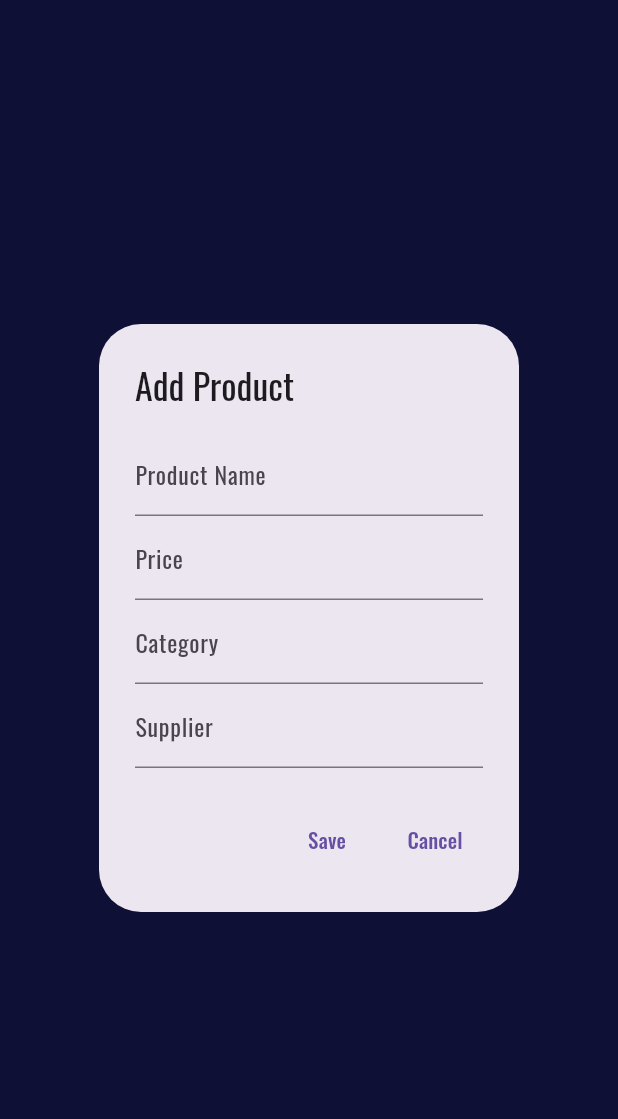
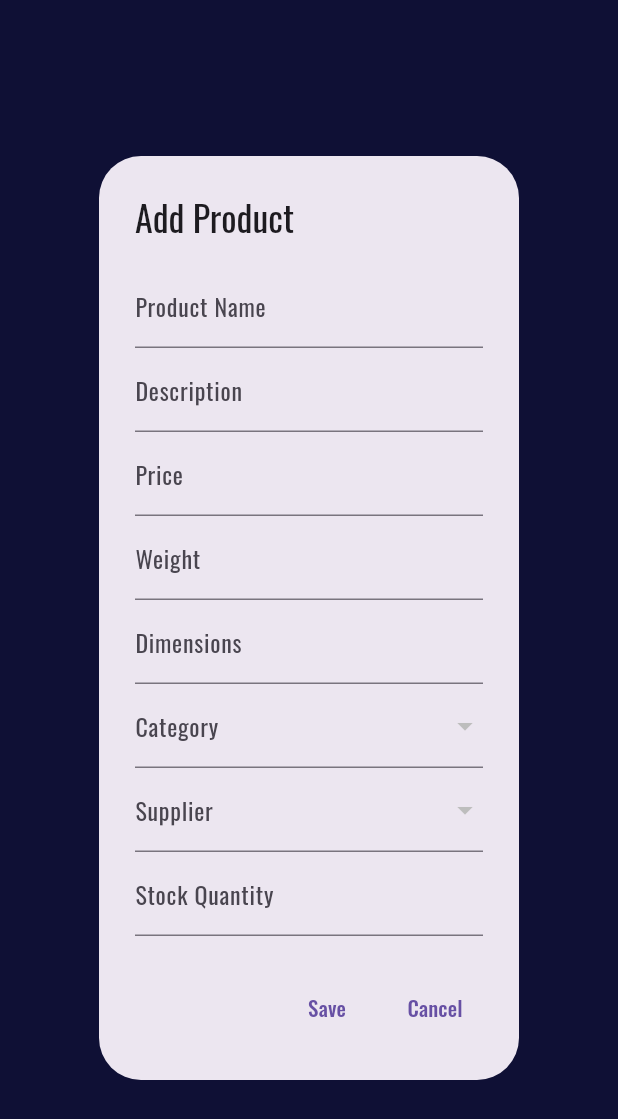
Before and after one commit to getc21/EuniceApp, a Flutter app: the screen it shows after launch, after a tap on the "add" icon, on a phone screen of 412 x 824 dp. Shown: the top 1119 px of the screen. Run offline on Flutter 3.47's test engine with Material 3 defaults, Android fonts, the phone set to English and light mode, and no system bars; our stand-ins replace form_builder_validators, gap, get, google_fonts, sqflite; accounts and stored records are empty.

Commit message:
Listando json de product category y supplier

```diff
--- a/lib/database/db_provider.dart
+++ b/lib/database/db_provider.dart
@@ -42,9 +42,9 @@ class DBProvider {
         price REAL NOT NULL,
         weight REAL,
         dimensions TEXT,
-        category_id INTEGER,
-        supplier_id INTEGER,
-        stock_quantity INTEGER NOT NULL DEFAULT 0
+        category_id INTEGER NOT NULL,
+        supplier_id INTEGER NOT NULL,
+        stock_quantity INTEGER NOT NULL
       );
     ''');
     log('Tabla "products" creada con éxito.', name: 'DBProvider');
@@ -166,6 +166,19 @@ class DBProvider {
         'suppliers', supplier.toMap()); // Cambiado a 'suppliers'
   }
 
+
+  Future<List<Category>> getCategories() async {
+    final db = await database;
+    final res = await db.query('categories');
+    return res.isNotEmpty ? res.map((c) => Category.fromMap(c)).toList() : [];
+  }
+
+  Future<List<Supplier>> getSuppliers() async {
+    final db = await database;
+    final res = await db.query('suppliers');
+    return res.isNotEmpty ? res.map((s) => Supplier.fromMap(s)).toList() : [];
+  }
+
   Future<void> closeDB() async {
     final db = await database;
     db.close();
--- a/lib/model/category.dart
+++ b/lib/model/category.dart
@@ -20,4 +20,9 @@ class Category {
       description: map['description'],
     );
   }
+
+  @override
+  String toString() {
+    return 'Category{id: $id, name: $name, description: $description}';
+  }
 }
--- a/lib/model/product.dart
+++ b/lib/model/product.dart
@@ -3,7 +3,7 @@ class Product {
   String name;
   String? description;
   double price;
-  double? weight;
+  double weight;
   String? dimensions;
   int? categoryId;
   int? supplierId;
@@ -14,8 +14,8 @@ class Product {
     required this.name,
     this.description,
     required this.price,
-    this.weight,
-    this.dimensions,
+    this.weight = 0.0, // Valor por defecto
+    this.dimensions = '', // Valor por defecto
     this.categoryId,
     this.supplierId,
     this.stockQuantity = 0,
@@ -48,4 +48,9 @@ class Product {
       stockQuantity: map['stock_quantity'],
     );
   }
+
+  @override
+  String toString() {
+    return 'Product{id: $id, name: $name, description: $description, price: $price, weight: $weight, dimensions: $dimensions, categoryId: $categoryId, supplierId: $supplierId, stockQuantity: $stockQuantity}';
+  }
 }
--- a/lib/pages/category/add_category.dart
+++ b/lib/pages/category/add_category.dart
@@ -1,6 +1,8 @@
 import 'package:eunice_app/database/db_provider.dart';
+import 'package:eunice_app/pages/home_page.dart';
 import 'package:flutter/material.dart';
 import 'package:eunice_app/model/category.dart';
+import 'package:get/get.dart';
 
 class AddCategory extends StatelessWidget {
   final GlobalKey<FormState> formKey = GlobalKey<FormState>();
@@ -27,9 +29,8 @@ class AddCategory extends StatelessWidget {
             TextFormField(
               controller: _descriptionController,
               decoration: InputDecoration(labelText: 'Description'),
-              validator: (value) => value?.isEmpty ?? true
-                  ? 'Description is required'
-                  : null,
+              validator: (value) =>
+                  value?.isEmpty ?? true ? 'Description is required' : null,
             ),
           ],
         ),
@@ -46,7 +47,7 @@ class AddCategory extends StatelessWidget {
               // Guardar en la base de datos local
               await DBProvider().insertCategory(newCategory);
 
-              Navigator.of(context).pop();
+              Get.to(HomePage());
             }
           },
           child: Text('Save'),
--- a/lib/pages/home_page.dart
+++ b/lib/pages/home_page.dart
@@ -33,25 +33,18 @@ class HomePageState extends State<HomePage>
   void initState() {
     super.initState();
     _tabController = TabController(length: 4, vsync: this);
-
-    // Asegúrate de que la base de datos esté creada
-    DBProvider().database.then((db) {
-      print("Base de datos inicializada");
-      _openDatabase();
-    });
+    _initializeDatabase();
   }
 
   // Abre la base de datos SQLite
-  _openDatabase() async {
-    _database = await openDatabase('app_database.db', version: 1,
-        onCreate: (db, version) {
-      // Crear tablas aquí si es necesario
-    });
+  Future<void> _initializeDatabase() async {
+    _database = await DBProvider().database;
     await _fetchData();
   }
 
   // Fetch datos de la base de datos
- _fetchData() async {
+  Future<void> _fetchData() async {
+    try {
       print("Fetching data...");
 
       var productsList = await _database.query('products');
@@ -68,12 +61,16 @@ class HomePageState extends State<HomePage>
 
       setState(() {
         _products = productsList.map((item) => Product.fromMap(item)).toList();
-    _categories = categoriesList.map((item) => Category.fromMap(item)).toList();
-    _suppliers = suppliersList.map((item) => Supplier.fromMap(item)).toList();
+        _categories =
+            categoriesList.map((item) => Category.fromMap(item)).toList();
+        _suppliers =
+            suppliersList.map((item) => Supplier.fromMap(item)).toList();
         _orders = ordersList.map((item) => Order.fromMap(item)).toList();
       });
+    } catch (e) {
+      print("Error fetching data: $e");
     }
-
+  }
 
   // Crear un ListView para cada entidad
   Widget _buildListView(List items, String entityName) {
@@ -83,7 +80,8 @@ class HomePageState extends State<HomePage>
       itemBuilder: (context, index) {
         var item = items[index];
         return ListTile(
-        title: Text(item.toString()),  // Aquí se usará toString() para mostrar la información del objeto
+          title: Text(item
+              .toString()), // Aquí se usará toString() para mostrar la información del objeto
           onTap: () {
             // Acción al seleccionar el elemento (por ejemplo, editar)
             _editEntity(entityName);
--- a/lib/pages/product/add_product.dart
+++ b/lib/pages/product/add_product.dart
@@ -1,21 +1,56 @@
 import 'package:eunice_app/database/db_provider.dart';
+import 'package:eunice_app/model/category.dart';
+import 'package:eunice_app/model/supplier.dart';
+import 'package:eunice_app/pages/home_page.dart';
 import 'package:flutter/material.dart';
 import 'package:eunice_app/model/product.dart';
+import 'package:get/get.dart';
 
-class AddProduct extends StatelessWidget {
+class AddProduct extends StatefulWidget {
+  @override
+  _AddProductState createState() => _AddProductState();
+}
+
+class _AddProductState extends State<AddProduct> {
   final GlobalKey<FormState> formKey = GlobalKey<FormState>();
-  final TextEditingController _nameController = TextEditingController();
-  final TextEditingController _priceController = TextEditingController();
-  final TextEditingController _categoryController = TextEditingController();
-  final TextEditingController _supplierController = TextEditingController();
+  final _nameController = TextEditingController();
+  final _descriptionController = TextEditingController();
+  final _priceController = TextEditingController();
+  final _weightController = TextEditingController();
+  final _dimensionsController = TextEditingController();
+  final _stockQuantityController = TextEditingController();
+  Category? _selectedCategory;
+  Supplier? _selectedSupplier;
+  List<Category> _categories = [];
+  List<Supplier> _suppliers = [];
 
-  AddProduct({super.key});
+  @override
+  void initState() {
+    super.initState();
+    _loadCategories();
+    _loadSuppliers();
+  }
+
+  Future<void> _loadCategories() async {
+    final categories = await DBProvider().getCategories();
+    setState(() {
+      _categories = categories;
+    });
+  }
+
+  Future<void> _loadSuppliers() async {
+    final suppliers = await DBProvider().getSuppliers();
+    setState(() {
+      _suppliers = suppliers;
+    });
+  }
 
   @override
   Widget build(BuildContext context) {
     return AlertDialog(
       title: Text('Add Product'),
-      content: Form(
+      content: SingleChildScrollView(
+        child: Form(
         key: formKey,
         child: Column(
           mainAxisSize: MainAxisSize.min,
@@ -26,39 +61,88 @@ class AddProduct extends StatelessWidget {
               validator: (value) => value?.isEmpty ?? true ? 'Name is required' : null,
             ),
             TextFormField(
+              controller: _descriptionController,
+              decoration: InputDecoration(labelText: 'Description'),
+              validator: (value) => value?.isEmpty ?? true ? 'Description is required' : null,
+            ),
+            TextFormField(
               controller: _priceController,
               decoration: InputDecoration(labelText: 'Price'),
               keyboardType: TextInputType.number,
               validator: (value) => value?.isEmpty ?? true ? 'Price is required' : null,
             ),
             TextFormField(
-              controller: _categoryController,
-              decoration: InputDecoration(labelText: 'Category'),
-              validator: (value) => value?.isEmpty ?? true ? 'Category is required' : null,
+              controller: _weightController,
+              decoration: InputDecoration(labelText: 'Weight'),
+              keyboardType: TextInputType.number,
+              validator: (value) => value?.isEmpty ?? true ? 'Weight is required' : null,
             ),
             TextFormField(
-              controller: _supplierController,
+              controller: _dimensionsController,
+              decoration: InputDecoration(labelText: 'Dimensions'),
+              validator: (value) => value?.isEmpty ?? true ? 'Dimensions are required' : null,
+            ),
+            DropdownButtonFormField<Category>(
+              value: _selectedCategory,
+              decoration: InputDecoration(labelText: 'Category'),
+              items: _categories.map((category) {
+                return DropdownMenuItem<Category>(
+                  value: category,
+                  child: Text(category.name),
+                );
+              }).toList(),
+              onChanged: (value) {
+                setState(() {
+                  _selectedCategory = value;
+                });
+              },
+              validator: (value) => value == null ? 'Category is required' : null,
+            ),
+            DropdownButtonFormField<Supplier>(
+              value: _selectedSupplier,
               decoration: InputDecoration(labelText: 'Supplier'),
-              validator: (value) => value?.isEmpty ?? true ? 'Supplier is required' : null,
+              items: _suppliers.map((supplier) {
+                return DropdownMenuItem<Supplier>(
+                  value: supplier,
+                  child: Text(supplier.name),
+                );
+              }).toList(),
+              onChanged: (value) {
+                setState(() {
+                  _selectedSupplier = value;
+                });
+              },
+              validator: (value) => value == null ? 'Supplier is required' : null,
+            ),
+            TextFormField(
+              controller: _stockQuantityController,
+              decoration: InputDecoration(labelText: 'Stock Quantity'),
+              keyboardType: TextInputType.number,
+              validator: (value) => value?.isEmpty ?? true ? 'Stock Quantity is required' : null,
             ),
           ],
         ),
+      ),
       ),
       actions: [
         TextButton(
           onPressed: () async {
             if (formKey.currentState?.validate() ?? false) {
               final newProduct = Product(
-                name: _nameController.text,
-                price: double.parse(_priceController.text),
-                // categoryId: _categoryController.text,
-                // supplierId: _supplierController.text,
-              );
+              name: _nameController.text,
+              description: _descriptionController.text,
+              price: double.parse(_priceController.text),
+              weight: double.parse(_weightController.text),
+              dimensions: _dimensionsController.text,
+              categoryId: _selectedCategory?.id,
+              supplierId: _selectedSupplier?.id,
+              stockQuantity: int.parse(_stockQuantityController.text),
+            );
 
               // Guardar en la base de datos local
               await DBProvider().insertProduct(newProduct);
 
-              Navigator.of(context).pop(); // Cerrar el diálogo
+              Get.to(HomePage()); // Cerrar el diálogo
             }
           },
           child: Text('Save'),
--- a/lib/pages/supplier/add_supplier.dart
+++ b/lib/pages/supplier/add_supplier.dart
@@ -1,6 +1,8 @@
 import 'package:eunice_app/database/db_provider.dart';
+import 'package:eunice_app/pages/home_page.dart';
 import 'package:flutter/material.dart';
 import 'package:eunice_app/model/supplier.dart';
+import 'package:get/get.dart';
 
 class AddSupplier extends StatelessWidget {
   final GlobalKey<FormState> formKey = GlobalKey<FormState>();
@@ -8,7 +10,8 @@ class AddSupplier extends StatelessWidget {
   final TextEditingController _contactNameController = TextEditingController();
   final TextEditingController _contactEmailController = TextEditingController();
   final TextEditingController _contactPhoneController = TextEditingController();
-  final TextEditingController _contactAddressController = TextEditingController();
+  final TextEditingController _contactAddressController =
+      TextEditingController();
 
   AddSupplier({super.key});
 
@@ -29,7 +32,8 @@ class AddSupplier extends StatelessWidget {
             ),
             TextFormField(
               controller: _contactNameController,
-              decoration: InputDecoration(labelText: 'Contact Name Information'),
+              decoration:
+                  InputDecoration(labelText: 'Contact Name Information'),
               validator: (value) => value?.isEmpty ?? true
                   ? 'Contact information is required'
                   : null,
@@ -37,7 +41,8 @@ class AddSupplier extends StatelessWidget {
             TextFormField(
               keyboardType: TextInputType.emailAddress,
               controller: _contactEmailController,
-              decoration: InputDecoration(labelText: 'Contact Email Information'),
+              decoration:
+                  InputDecoration(labelText: 'Contact Email Information'),
               validator: (value) => value?.isEmpty ?? true
                   ? 'Contact information is required'
                   : null,
@@ -45,14 +50,16 @@ class AddSupplier extends StatelessWidget {
             TextFormField(
               keyboardType: TextInputType.phone,
               controller: _contactPhoneController,
-              decoration: InputDecoration(labelText: 'Contact Phone Information'),
+              decoration:
+                  InputDecoration(labelText: 'Contact Phone Information'),
               validator: (value) => value?.isEmpty ?? true
                   ? 'Contact information is required'
                   : null,
             ),
             TextFormField(
               controller: _contactAddressController,
-              decoration: InputDecoration(labelText: 'Contact Address Information'),
+              decoration:
+                  InputDecoration(labelText: 'Contact Address Information'),
               validator: (value) => value?.isEmpty ?? true
                   ? 'Contact information is required'
                   : null,
@@ -80,7 +87,7 @@ class AddSupplier extends StatelessWidget {
                 ScaffoldMessenger.of(context).showSnackBar(
                   SnackBar(content: Text('Supplier saved successfully!')),
                 );
-                Navigator.of(context).pop(); // Cerrar el diálogo
+                Get.to(HomePage()); // Cerrar el diálogo
               } else {
                 // Si no se guardó, mostrar un mensaje de error
                 ScaffoldMessenger.of(context).showSnackBar(
```
Lines whose indentation alone changed are shown as unchanged.
